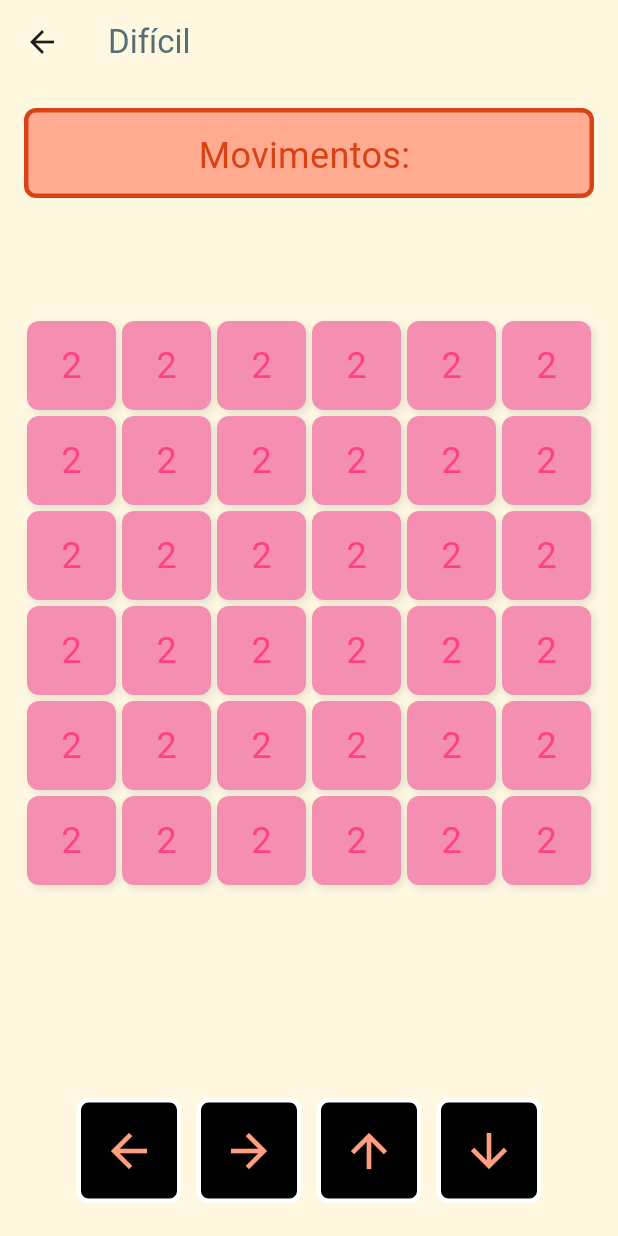
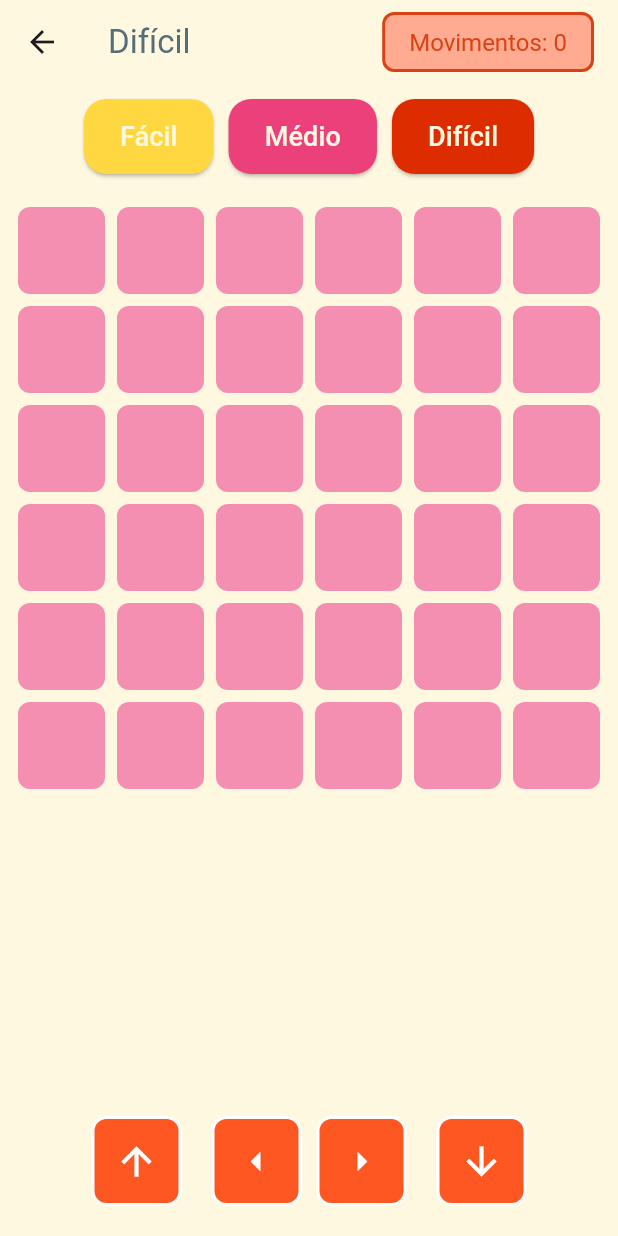
Before and after one commit to karensantos015/Projeto-Flutter-2048, a Flutter app: the screen it shows after launch, after a tap on "Difícil", on a phone screen of 412 x 824 dp. Run offline on Flutter 3.47's test engine with Material 3 defaults, Android fonts, the phone set to English and light mode, and no system bars; Roboto replaces fonts that are missing (Montserrat, Montserrat.bold, RobotoCondensed).

Commit message:
Add files via upload
layout pronto sem funcionalidades.

```diff
--- a/lib/main.dart
+++ b/lib/main.dart
@@ -1,112 +1,241 @@
 import 'package:flutter/material.dart';
-
 
 void main() {
   runApp(Jogo2048App());
 }
 
-
-class Jogo2048App extends StatelessWidget{
+class Jogo2048App extends StatelessWidget {
   const Jogo2048App({super.key});
   @override
   Widget build(BuildContext context) {
     return MaterialApp(
       title: 'Jogo 2048',
+      debugShowCheckedModeBanner: false,
       home: Jogo2048Screen(),
     );
   }
 }
 
-class Jogo2048Screen extends StatelessWidget{
+class Jogo2048Screen extends StatelessWidget {
   const Jogo2048Screen({super.key});
 
   @override
-  Widget build(BuildContext context){
-    return MaterialApp( title: '2048', home: HomePage());
-  }
-}
-
-class HomePage extends StatelessWidget{
-  const HomePage({super.key});
-
-
-  @override
-  Widget build(BuildContext context){
+  Widget build(BuildContext context) {
     return Scaffold(
       backgroundColor: Colors.amber.shade50,
-
-      body: Center(
+      body: SafeArea(
         child: Column(
-          mainAxisAlignment: MainAxisAlignment.start,
+          children: [
+            // Cabeçalho com título e placar
+            Padding(
+              padding: const EdgeInsets.symmetric(horizontal: 20, vertical: 10),
+              child: Row(
+                mainAxisAlignment: MainAxisAlignment.spaceBetween,
                 children: [
                   Text(
                     '2048',
                     style: TextStyle(
                       fontFamily: 'Bungee',
-                fontSize: 72,
+                      fontSize: 48,
                       fontWeight: FontWeight.bold,
                       color: Colors.deepOrangeAccent.shade100,
                     ),
                   ),
+                  const PlacarMovimentos(),
+                ],
+              ),
+            ),
 
-
-            const SizedBox(height: 80),
-
-
+            // Botões de nível
             Row(
               mainAxisAlignment: MainAxisAlignment.center,
               children: [
-
-              criarBotaoNivel(context, 4, Colors.amberAccent.shade200, 'Fácil'),
-              criarBotaoNivel(context, 5, Colors.pink.shade400, 'Médio'),
-              criarBotaoNivel(context, 6, Colors.deepOrangeAccent.shade700, 'Difícil'),
+                BotaoNivel(
+                  cor: Colors.amberAccent.shade200,
+                  texto: 'Fácil',
+                  onPressed: () {
+                    Navigator.pushReplacement(
+                      context,
+                      MaterialPageRoute(builder: (context) => Jogo2048Screen()),
+                    );
+                  },
+                ),
+                const SizedBox(width: 10),
+                BotaoNivel(
+                  cor: Colors.pink.shade400,
+                  texto: 'Médio',
+                  onPressed: () {
+                    Navigator.push(
+                      context,
+                      MaterialPageRoute(
+                        builder: (context) => PaginaJogo(
+                          gridSize: 5,
+                          nivelTexto: 'Médio',
+                        ),
+                      ),
+                    );
+                  },
+                ),
+                const SizedBox(width: 10),
+                BotaoNivel(
+                  cor: Colors.deepOrangeAccent.shade700,
+                  texto: 'Difícil',
+                  onPressed: () {
+                    Navigator.push(
+                      context,
+                      MaterialPageRoute(
+                        builder: (context) => PaginaJogo(
+                          gridSize: 6,
+                          nivelTexto: 'Difícil',
+                        ),
+                      ),
+                    );
+                  },
+                ),
               ],
             ),
 
+            // Tabuleiro 4x4 com espaço adequado
+            Expanded(
+              child: Padding(
+                padding: const EdgeInsets.all(12),
+                child: AspectRatio(
+                  aspectRatio: 1,
+                  child: GridView.builder(
+                    physics: const NeverScrollableScrollPhysics(),
+                    gridDelegate: const SliverGridDelegateWithFixedCrossAxisCount(
+                      crossAxisCount: 4,
+                      mainAxisSpacing: 8,
+                      crossAxisSpacing: 8,
+                    ),
+                    itemCount: 16,
+                    itemBuilder: (context, index) => Container(
+                      decoration: BoxDecoration(
+                        color: Colors.pink.shade200,
+                        borderRadius: BorderRadius.circular(8),
+                      ),
+                      child: const Center(
+                        child: Text(''),
+                      ),
+                    ),
+                  ),
+                ),
+              ),
+            ),
+
+            // Botões de movimento (apenas visuais)
+            Padding(
+              padding: const EdgeInsets.only(bottom: 20),
+              child: Row(
+                mainAxisAlignment: MainAxisAlignment.center,
+                children: [
+                  BotaoMovimento(icone: Icons.arrow_upward),
+                  const SizedBox(width: 20),
+                  BotaoMovimento(icone: Icons.arrow_left),
+                  const SizedBox(width: 10),
+                  BotaoMovimento(icone: Icons.arrow_right),
+                  const SizedBox(width: 20),
+                  BotaoMovimento(icone: Icons.arrow_downward),
+                ],
+              ),
+            ),
           ],
         ),
       ),
     );
   }
+}
 
-  Widget criarBotaoNivel(BuildContext context, int gridSize, Color cor, String nivelTexto){
-    return Padding(
-      padding: EdgeInsets.all(8),
-      child: ElevatedButton(
-        style: ElevatedButton.styleFrom(
-          padding: EdgeInsets.symmetric(horizontal: 30, vertical: 20),
-          backgroundColor: cor,
-          shape: RoundedRectangleBorder(
-              borderRadius: BorderRadius.circular(20),
+class PlacarMovimentos extends StatelessWidget {
+  const PlacarMovimentos({super.key});
+
+  @override
+  Widget build(BuildContext context) {
+    return Container(
+      padding: const EdgeInsets.symmetric(horizontal: 16, vertical: 8),
+      decoration: BoxDecoration(
+        color: Colors.deepOrange.shade200,
+        border: Border.all(
+          color: Colors.deepOrange.shade800,
+          width: 2,
         ),
+        borderRadius: BorderRadius.circular(8),
       ),
-        onPressed:()=> _iniciarJogo(context, gridSize, nivelTexto),
       child: Text(
-          nivelTexto,
+        'Movimentos: 0',
         style: TextStyle(
-            fontSize: 24,
-            color: Colors.amber.shade50,
+          fontSize: 16,
+          color: Colors.deepOrange.shade800,
           fontFamily: 'Montserrat',
         ),
-        ),
-      ),
-    );
-  }
-
-
-
- void _iniciarJogo(BuildContext context, int gridSize, String nivelTexto){
-    Navigator.push(
-      context,
-      MaterialPageRoute(
-        builder:
-        (context)=> PaginaJogo(gridSize:gridSize, nivelTexto:nivelTexto),
       ),
     );
   }
 }
 
-       class PaginaJogo extends StatefulWidget{
+class BotaoNivel extends StatelessWidget {
+  final Color cor;
+  final String texto;
+  final VoidCallback onPressed;
+
+  const BotaoNivel({
+    super.key,
+    required this.cor,
+    required this.texto,
+    required this.onPressed,
+  });
+
+  @override
+  Widget build(BuildContext context) {
+    return ElevatedButton(
+      style: ElevatedButton.styleFrom(
+        padding: const EdgeInsets.symmetric(horizontal: 24, vertical: 12),
+        backgroundColor: cor,
+        shape: RoundedRectangleBorder(
+          borderRadius: BorderRadius.circular(15),
+        ),
+      ),
+      onPressed: onPressed,
+      child: Text(
+        texto,
+        style: TextStyle(
+          fontSize: 18,
+          color: Colors.amber.shade50,
+          fontFamily: 'Montserrat',
+        ),
+      ),
+    );
+  }
+}
+
+class BotaoMovimento extends StatelessWidget {
+  final IconData icone;
+
+  const BotaoMovimento({
+    super.key,
+    required this.icone,
+  });
+
+  @override
+  Widget build(BuildContext context) {
+    return Container(
+      width: 60,
+      height: 60,
+      decoration: BoxDecoration(
+        color: Colors.deepOrange,
+        borderRadius: BorderRadius.circular(10),
+        border: Border.all(color: Colors.white, width: 2),
+      ),
+      child: Icon(
+        icone,
+        size: 30,
+        color: Colors.white,
+      ),
+    );
+  }
+}
+
+class PaginaJogo extends StatefulWidget {
   final int gridSize;
   final String nivelTexto;
 
@@ -115,132 +244,132 @@ class HomePage extends StatelessWidget{
     required this.gridSize,
     required this.nivelTexto,
   });
+
   @override
-         State<PaginaJogo> createState() =>_PaginaJogoState();
+  State<PaginaJogo> createState() => _PaginaJogoState();
 }
 
-       class _PaginaJogoState extends State<PaginaJogo>{
-               Widget criarBotaoMove(BuildContext context, IconData icone){
-                 return Container(
-                   height: 70,
-                   width: 70,
-                   padding: EdgeInsets.all(8),
-                   decoration: BoxDecoration(
-                       color: Colors.black,
-                     border:Border.all(color:  Colors.white, width: 3),
-                     borderRadius: BorderRadius.circular(8),
-                   ),
-                   alignment: Alignment.center,
-                   child: Icon( icone, size: 36, color: Colors.deepOrangeAccent.shade100),
-                 );
-               }
-
+class _PaginaJogoState extends State<PaginaJogo> {
   @override
   Widget build(BuildContext context) {
     return Scaffold(
       backgroundColor: Colors.amber.shade50,
       appBar: AppBar(
-                     title: Text(
+        title: Row(
+          mainAxisAlignment: MainAxisAlignment.spaceBetween,
+          children: [
+            Text(
               widget.nivelTexto,
               style: TextStyle(
                 color: Colors.blueGrey.shade600,
                 fontFamily: 'Montserrat.bold',
               ),
             ),
+            const PlacarMovimentos(),
+          ],
+        ),
         backgroundColor: Colors.amber.shade50,
       ),
-                   body: Padding(
-                     padding: EdgeInsets.all(16),
-                     child: Column(
+      body: Column(
         children: [
-                         Row(
+          // Botões de nível
+          Padding(
+            padding: const EdgeInsets.symmetric(vertical: 10),
+            child: Row(
+              mainAxisAlignment: MainAxisAlignment.center,
               children: [
+                BotaoNivel(
+                  cor: Colors.amberAccent.shade200,
+                  texto: 'Fácil',
+                  onPressed: () {
+                    Navigator.pushReplacement(
+                      context,
+                      MaterialPageRoute(builder: (context) => Jogo2048Screen()),
+                    );
+                  },
+                ),
+                const SizedBox(width: 10),
+                BotaoNivel(
+                  cor: Colors.pink.shade400,
+                  texto: 'Médio',
+                  onPressed: () {
+                    Navigator.pushReplacement(
+                      context,
+                      MaterialPageRoute(
+                        builder: (context) => PaginaJogo(
+                          gridSize: 5,
+                          nivelTexto: 'Médio',
+                        ),
+                      ),
+                    );
+                  },
+                ),
+                const SizedBox(width: 10),
+                BotaoNivel(
+                  cor: Colors.deepOrangeAccent.shade700,
+                  texto: 'Difícil',
+                  onPressed: () {
+                    Navigator.pushReplacement(
+                      context,
+                      MaterialPageRoute(
+                        builder: (context) => PaginaJogo(
+                          gridSize: 6,
+                          nivelTexto: 'Difícil',
+                        ),
+                      ),
+                    );
+                  },
+                ),
+              ],
+            ),
+          ),
+
+          // Tabuleiro
           Expanded(
-                               child: Container(
-                                 height: 60,
-                                 padding: EdgeInsets.all(12),
+            child: Padding(
+              padding: const EdgeInsets.all(12),
+              child: AspectRatio(
+                aspectRatio: 1,
+                child: GridView.builder(
+                  physics: const NeverScrollableScrollPhysics(),
+                  gridDelegate: SliverGridDelegateWithFixedCrossAxisCount(
+                    crossAxisCount: widget.gridSize,
+                    mainAxisSpacing: 8,
+                    crossAxisSpacing: 8,
+                  ),
+                  itemCount: widget.gridSize * widget.gridSize,
+                  itemBuilder: (context, index) => Container(
                     decoration: BoxDecoration(
-                                   color: Colors.deepOrange.shade200,
-                                   border: Border.all(
-                                     color: Colors.deepOrange.shade800,
-                                     width: 3,
-                                   ),
+                      color: Colors.pink.shade200,
                       borderRadius: BorderRadius.circular(8),
                     ),
-                                 alignment: Alignment.center,
-                                 child: Text(
-                                   'Movimentos: ',
-                                   style: TextStyle(
-                                     fontSize: 24,
-                                     color: Colors.deepOrange.shade800,
-                                     fontFamily: 'Montserrat',
+                    child: const Center(
+                      child: Text(''),
                     ),
                   ),
                 ),
               ),
+            ),
+          ),
+
+          // Botões de movimento (apenas visuais)
+          Padding(
+            padding: const EdgeInsets.only(bottom: 20),
+            child: Row(
+              mainAxisAlignment: MainAxisAlignment.center,
+              children: [
+                BotaoMovimento(icone: Icons.arrow_upward),
+                const SizedBox(width: 20),
+                BotaoMovimento(icone: Icons.arrow_left),
+                const SizedBox(width: 10),
+                BotaoMovimento(icone: Icons.arrow_right),
+                const SizedBox(width: 20),
+                BotaoMovimento(icone: Icons.arrow_downward),
               ],
             ),
-                         SizedBox(height: 80),
-
-                         SizedBox(
-                           height: 500,
-                           child: GridView.builder(
-                             gridDelegate: SliverGridDelegateWithFixedCrossAxisCount(
-                               crossAxisCount: widget.gridSize,
-                             ),
-                             itemBuilder:
-                                 (context, index) => Container(
-                               margin: const EdgeInsets.all(2),
-                               decoration: BoxDecoration(
-                                 color: Colors.pink.shade200,
-                                 borderRadius: BorderRadius.circular(8),
-                                 boxShadow: [
-                                   BoxShadow(
-                                     color: Colors.grey.withOpacity(0.3),
-                                     blurRadius: 4,
-                                     offset: Offset(2, 2),
           ),
         ],
       ),
-                               child: const Center(
-                                 child: Text(
-                                   '2',
-                                   style: TextStyle(
-                                     color: Colors.pinkAccent,
-                                     fontSize: 24,
-                                     fontFamily: 'RobotoCondensed',
-                                   ),
-                                 ),
-                               ),
-                             ),
-                             itemCount: widget.gridSize * widget.gridSize,
-                           ),
-                         ),
-
-                         SizedBox(height: 20),
-
-                         Row(
-                           mainAxisAlignment: MainAxisAlignment.center,
-                           children: [
-                             criarBotaoMove(context, Icons.arrow_back),
-                             SizedBox(width: 10),
-                             criarBotaoMove(context, Icons.arrow_forward),
-                             SizedBox(width: 10),
-                             criarBotaoMove(context, Icons.arrow_upward),
-                             SizedBox(width: 10),
-                             criarBotaoMove(context, Icons.arrow_downward),
-                           ],
-                         ),
-                       ],
-                     ),
-                   ),
     );
   }
-
-
-
-
-
-
-
 }
```
Lines whose indentation alone changed are shown as unchanged.
